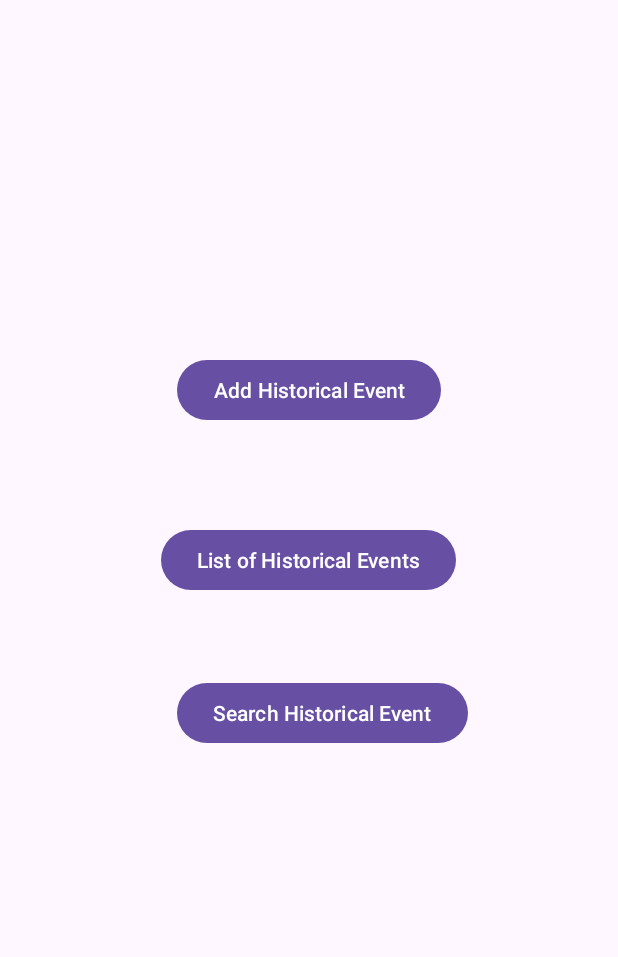
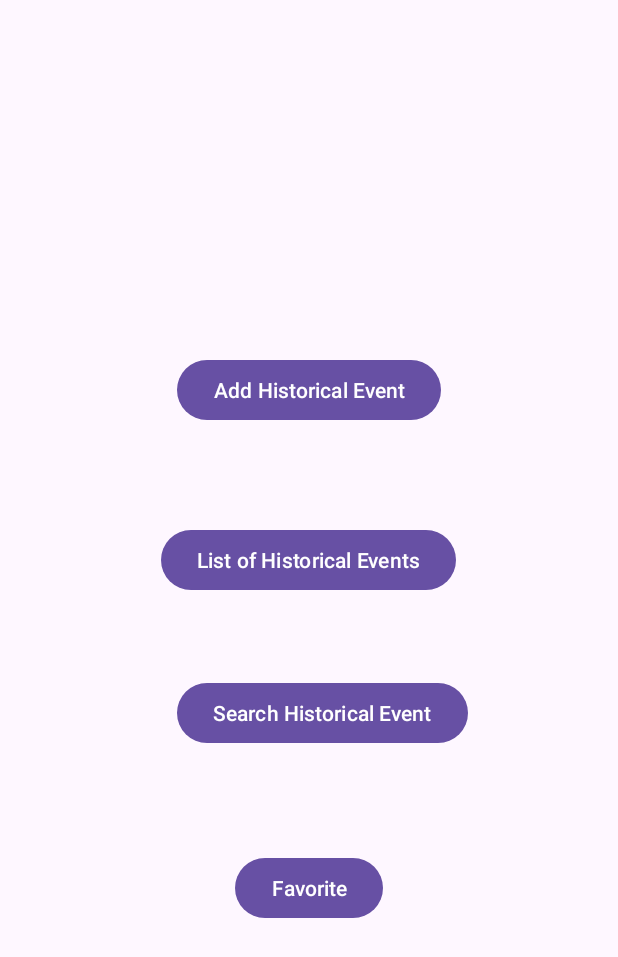
Before and after one commit to mihaela2003/Radu_Mihaela_Alexandra_ActivitateDAM2024, an Android app: the screen it shows after launch (MainActivity), on a phone screen of 412 x 824 dp. Shown: the top 957 px of the screen. Run offline under Robolectric (Android 15) with nearby library versions, the phone set to English and light mode, and no system bars.

```diff
--- a/pregatire_test2_5/app/src/main/AndroidManifest.xml
+++ b/pregatire_test2_5/app/src/main/AndroidManifest.xml
@@ -14,6 +14,9 @@
         android:supportsRtl="true"
         android:theme="@style/Theme.Pregatire_test2_5"
         tools:targetApi="31">
+        <activity
+            android:name=".SharedPreferencesList"
+            android:exported="false" />
         <activity
             android:name=".ApiNinjaHistoricalEvent"
             android:exported="false" />
--- a/pregatire_test2_5/app/src/main/java/com/example/pregatire_test2_5/MainActivity.java
+++ b/pregatire_test2_5/app/src/main/java/com/example/pregatire_test2_5/MainActivity.java
@@ -56,6 +56,14 @@ public class MainActivity extends AppCompatActivity {
                 startActivity(it);
             }
         });
+        Button btnFavorite = findViewById(R.id.btnFavorite);
+        btnFavorite.setOnClickListener(new View.OnClickListener() {
+            @Override
+            public void onClick(View view) {
+                Intent it = new Intent(getApplicationContext(), SharedPreferencesList.class);
+                startActivity(it);
+            }
+        });
     }
 
     @Override
--- a/pregatire_test2_5/app/src/main/res/layout/activity_main.xml
+++ b/pregatire_test2_5/app/src/main/res/layout/activity_main.xml
@@ -41,4 +41,15 @@
         app:layout_constraintStart_toStartOf="parent"
         app:layout_constraintTop_toTopOf="parent"
         app:layout_constraintVertical_bias="0.582" />
+
+    <Button
+        android:id="@+id/btnFavorite"
+        android:layout_width="wrap_content"
+        android:layout_height="wrap_content"
+        android:text="Favorite"
+        app:layout_constraintBottom_toBottomOf="parent"
+        app:layout_constraintEnd_toEndOf="parent"
+        app:layout_constraintStart_toStartOf="parent"
+        app:layout_constraintTop_toTopOf="parent"
+        app:layout_constraintVertical_bias="0.732" />
 </androidx.constraintlayout.widget.ConstraintLayout>
```
Also changed, not shown: pregatire_test2_5/app/src/main/java/com/example/pregatire_test2_5/HistoricalEvent.java (+7 -0 lines), pregatire_test2_5/app/src/main/java/com/example/pregatire_test2_5/ListHistoricalEvent.java (+18 -13 lines), pregatire_test2_5/app/src/main/java/com/example/pregatire_test2_5/SharedPreferencesList.java (added, +41 -0 lines), pregatire_test2_5/app/src/main/res/layout/activity_shared_preferences_list.xml (added, +15 -0 lines).
